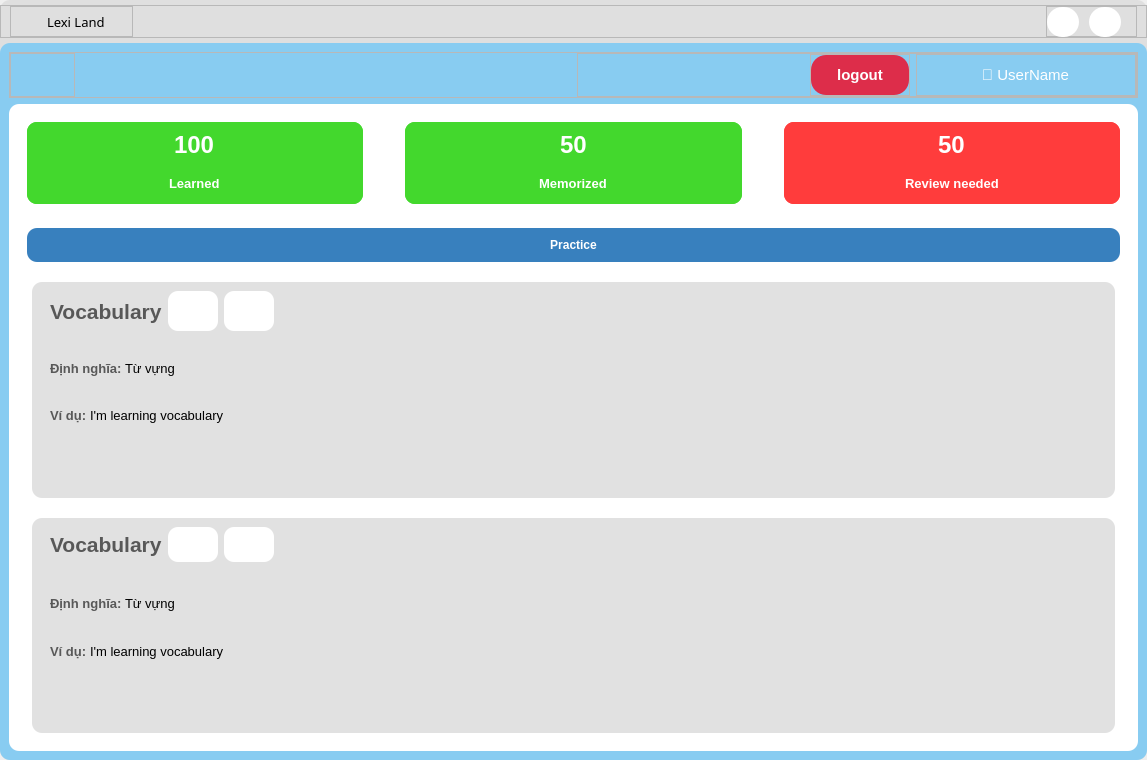
Old version of the form UI/forms/topic_word.ui in the repository yuukun123/LexiLand.
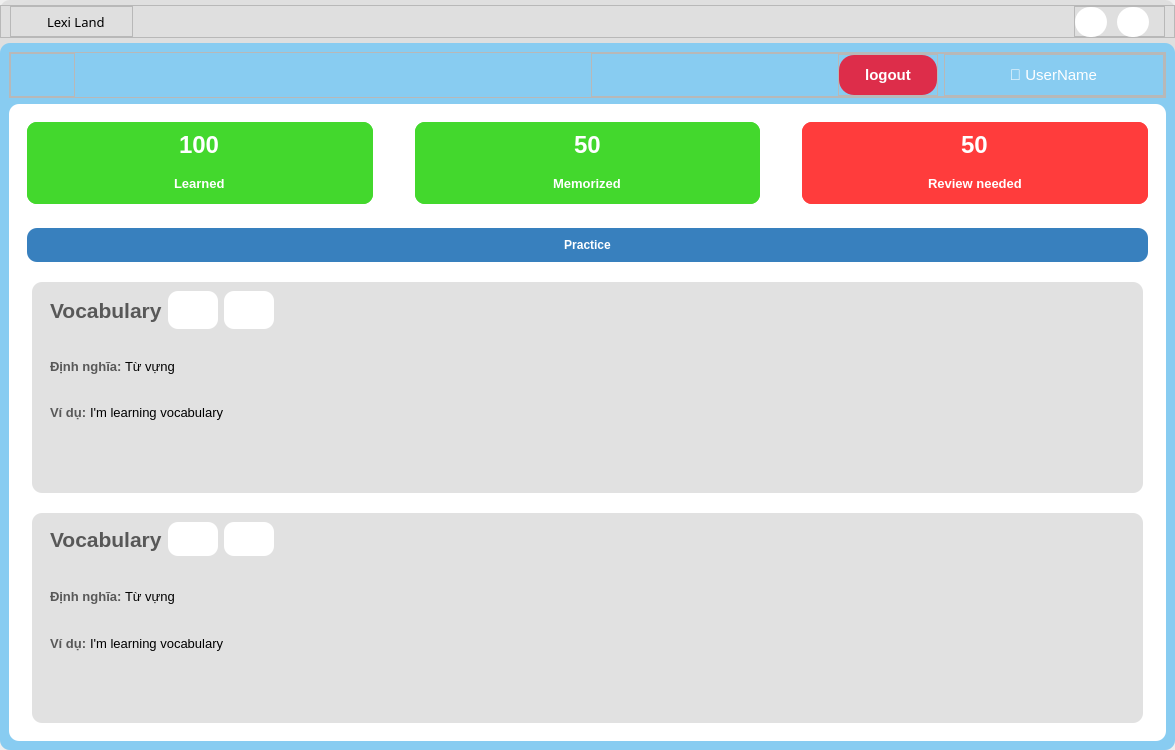
New version of the form. Icons and pictures are not drawn.

The edit to the form file:
```diff
--- a/UI/forms/topic_word.ui
+++ b/UI/forms/topic_word.ui
@@ -6,14 +6,14 @@
    <rect>
     <x>0</x>
     <y>0</y>
-    <width>1147</width>
-    <height>760</height>
+    <width>1175</width>
+    <height>750</height>
    </rect>
   </property>
   <property name="minimumSize">
    <size>
     <width>1125</width>
-    <height>700</height>
+    <height>745</height>
    </size>
   </property>
   <property name="windowTitle">
@@ -44,7 +44,7 @@
       <property name="minimumSize">
        <size>
         <width>1125</width>
-        <height>700</height>
+        <height>745</height>
        </size>
       </property>
       <property name="maximumSize">
@@ -1048,8 +1048,8 @@
                     <rect>
                      <x>0</x>
                      <y>0</y>
-                     <width>1085</width>
-                     <height>426</height>
+                     <width>1113</width>
+                     <height>416</height>
                     </rect>
                    </property>
                    <property name="styleSheet">
```
